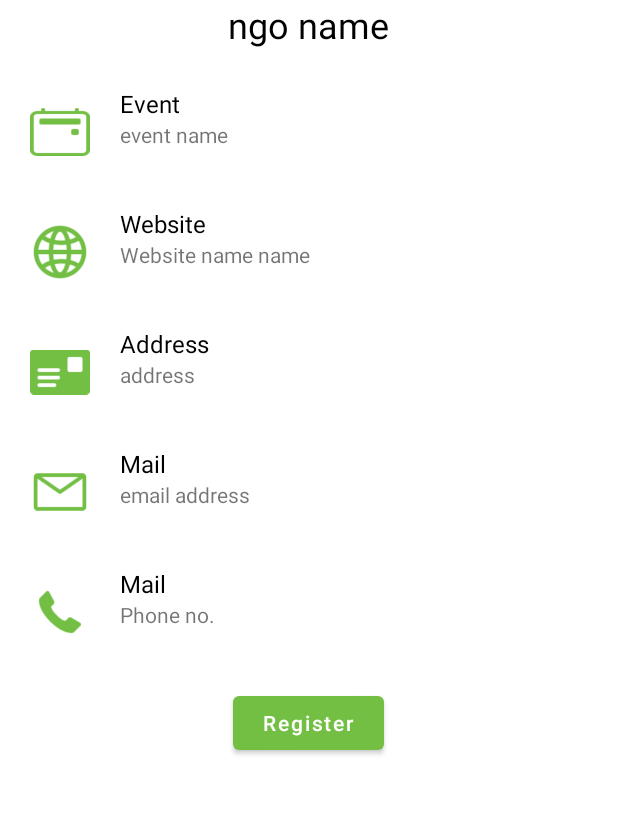
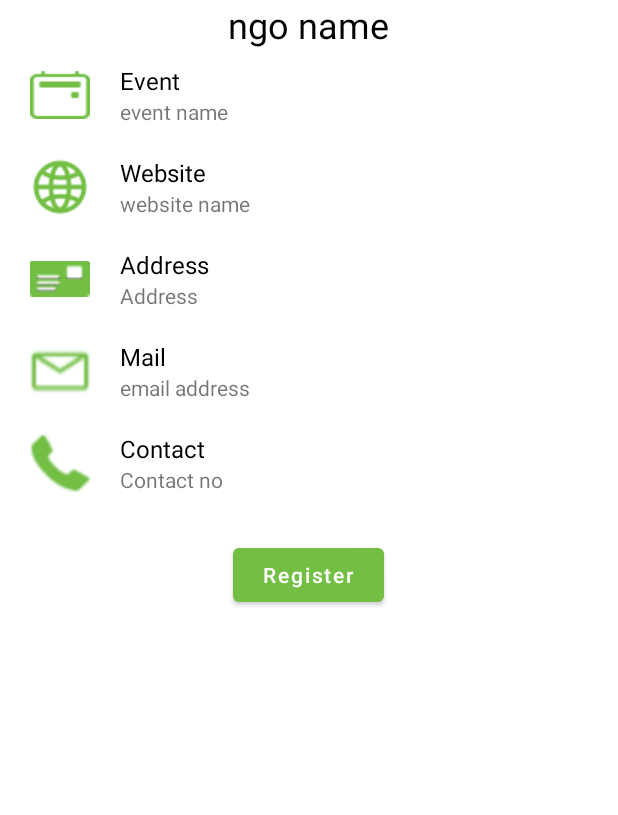
Before and after one commit to khushi2801/Cleandia, an Android app: the NotificationDetail screen opened directly, with no data from a screen before it, on a phone screen of 412 x 824 dp, the part 309-1124 px from its top. Run offline under Robolectric (Android 15) with nearby library versions, the phone set to English and light mode, and no system bars; 1 statement that could not run was skipped.

Commit message:
Initial Commit

```diff
--- a/app/src/main/java/com/example/cleandia/Notification.java
+++ b/app/src/main/java/com/example/cleandia/Notification.java
@@ -75,11 +75,11 @@ public class Notification extends Fragment {
         list = new ArrayList<>();
         list.add(new NotificationModel("25","Jun","Swachhta - Cleanliness drive","Prerna Foundation"));
         list.add(new NotificationModel("02","Jul" , "Lakshya Campaign" ,"SBA NGO"));
-        list.add(new NotificationModel("19","Jul" , "‘Say no to plastic’" ,"Ujjwala Sanstha"));
+        list.add(new NotificationModel("19","Jul" , "'Say no to plastic'" ,"Ujjwala Sanstha"));
         list.add(new NotificationModel("15","Aug" , "Swachhta Rally" ,"Bharat Foundation"));
         list.add(new NotificationModel("19", "Aug","Disposal of Household waste","Keshav NGO"));
         list.add(new NotificationModel("31", "Aug","Mission Clean Gujarat","Nirmala Foundation"));
-        list.add(new NotificationModel("2", "Sep","Nirmal Bharat Abhiyaan","Jyoti NGO"));
+        list.add(new NotificationModel("02", "Sep","Nirmal Bharat Abhiyaan","Jyoti NGO"));
 
         RecyclerView Recycler = view.findViewById(R.id.notification_recycler);
         adapter = new NotificationAdapter(list, getActivity());
--- a/app/src/main/res/layout/activity_notification_detail.xml
+++ b/app/src/main/res/layout/activity_notification_detail.xml
@@ -1,5 +1,5 @@
 <?xml version="1.0" encoding="utf-8"?>
-<LinearLayout xmlns:android="http://schemas.android.com/apk/res/android"
+<RelativeLayout xmlns:android="http://schemas.android.com/apk/res/android"
     xmlns:app="http://schemas.android.com/apk/res-auto"
     xmlns:tools="http://schemas.android.com/tools"
     android:layout_width="match_parent"
@@ -14,42 +14,39 @@
         app:srcCompat="@drawable/ngo_logo" />
 
     <TextView
-        android:id="@+id/ngo"
+        android:id="@+id/ngo_name"
         android:layout_width="wrap_content"
         android:layout_height="wrap_content"
-        android:layout_gravity="center_horizontal"
-        android:text="ngo name"
+        android:layout_below="@id/ngo_logo"
+        android:layout_centerHorizontal="true"
+        android:text="@string/ngo_name"
         android:textColor="#000000"
         android:textSize="24sp" />
 
-    <LinearLayout
+    <RelativeLayout
+        android:id="@+id/event_field"
         android:layout_width="match_parent"
         android:layout_height="wrap_content"
-        android:layout_gravity="clip_horizontal"
-        android:layout_marginLeft="20dp"
-        android:layout_marginTop="25dp"
+        android:layout_below="@id/ngo_name"
+        android:layout_marginHorizontal="20dp"
+        android:layout_marginVertical="10dp"
         android:orientation="horizontal">
 
         <ImageView
-            android:id="@+id/imageView3"
-            android:layout_width="100dp"
-            android:layout_height="60dp"
-            android:layout_marginRight="20dp"
-            android:layout_weight="1"
+            android:id="@+id/event_icon"
+            android:layout_width="wrap_content"
+            android:layout_height="wrap_content"
+            android:layout_centerVertical="true"
+
+            android:layout_marginEnd="20dp"
             app:srcCompat="@drawable/event" />
 
-        <LinearLayout
-            android:layout_width="match_parent"
-            android:layout_height="wrap_content"
-            android:layout_weight="1"
-            android:orientation="vertical">
-
         <TextView
-                android:id="@+id/textView3"
+            android:id="@+id/event_title"
             android:layout_width="wrap_content"
             android:layout_height="wrap_content"
-                android:layout_weight="1"
-                android:text="Event"
+            android:layout_toEndOf="@id/event_icon"
+            android:text="@string/event"
             android:textColor="#000000"
             android:textSize="16sp" />
 
@@ -57,40 +54,36 @@
             android:id="@+id/event"
             android:layout_width="wrap_content"
             android:layout_height="wrap_content"
-                android:layout_weight="1"
-                android:text="event name" />
-        </LinearLayout>
+            android:layout_toEndOf="@id/event_icon"
+            android:layout_below="@id/event_title"
+            android:text="@string/event_name" />
 
-    </LinearLayout>
+    </RelativeLayout>
 
-    <LinearLayout
+    <RelativeLayout
+        android:id="@+id/website_field"
         android:layout_width="match_parent"
         android:layout_height="wrap_content"
-        android:layout_gravity="clip_horizontal"
-        android:layout_marginLeft="20dp"
-        android:layout_marginTop="20dp"
+        android:layout_below="@id/event_field"
+        android:layout_marginHorizontal="20dp"
+        android:layout_marginVertical="10dp"
         android:orientation="horizontal">
 
         <ImageView
             android:id="@+id/website_logo"
-            android:layout_width="100dp"
-            android:layout_height="60dp"
-            android:layout_marginRight="20dp"
-            android:layout_weight="1"
+            android:layout_width="wrap_content"
+            android:layout_height="wrap_content"
+            android:layout_centerVertical="true"
+
+            android:layout_marginEnd="20dp"
             app:srcCompat="@drawable/website" />
 
-        <LinearLayout
-            android:layout_width="match_parent"
-            android:layout_height="wrap_content"
-            android:layout_weight="1"
-            android:orientation="vertical">
-
         <TextView
-                android:id="@+id/textView4"
+            android:id="@+id/website_title"
             android:layout_width="wrap_content"
             android:layout_height="wrap_content"
-                android:layout_weight="1"
-                android:text="Website"
+            android:layout_toEndOf="@id/website_logo"
+            android:text="@string/website"
             android:textColor="#000000"
             android:textSize="16sp" />
 
@@ -98,42 +91,36 @@
             android:id="@+id/website"
             android:layout_width="wrap_content"
             android:layout_height="wrap_content"
-                android:layout_weight="1"
-                android:text="Website name name" />
-        </LinearLayout>
+            android:layout_toEndOf="@id/website_logo"
+            android:layout_below="@id/website_title"
+            android:text="@string/website_name" />
 
-    </LinearLayout>
+    </RelativeLayout>
 
-
-
-    <LinearLayout
+    <RelativeLayout
+        android:id="@+id/address_field"
         android:layout_width="match_parent"
         android:layout_height="wrap_content"
-        android:layout_gravity="clip_horizontal"
-        android:layout_marginLeft="20dp"
-        android:layout_marginTop="20dp"
+        android:layout_below="@id/website_field"
+        android:layout_marginHorizontal="20dp"
+        android:layout_marginVertical="10dp"
         android:orientation="horizontal">
 
         <ImageView
             android:id="@+id/address_logo"
-            android:layout_width="100dp"
-            android:layout_height="60dp"
-            android:layout_marginRight="20dp"
-            android:layout_weight="1"
+            android:layout_width="wrap_content"
+            android:layout_height="wrap_content"
+            android:layout_centerVertical="true"
+
+            android:layout_marginEnd="20dp"
             app:srcCompat="@drawable/address" />
 
-        <LinearLayout
-            android:layout_width="match_parent"
-            android:layout_height="wrap_content"
-            android:layout_weight="1"
-            android:orientation="vertical">
-
         <TextView
-                android:id="@+id/textView7"
+            android:id="@+id/address_title"
             android:layout_width="wrap_content"
             android:layout_height="wrap_content"
-                android:layout_weight="1"
-                android:text="Address"
+            android:layout_toEndOf="@id/address_logo"
+            android:text="@string/address"
             android:textColor="#000000"
             android:textSize="16sp" />
 
@@ -141,40 +128,35 @@
             android:id="@+id/address"
             android:layout_width="wrap_content"
             android:layout_height="wrap_content"
-                android:layout_weight="1"
-                android:text="address" />
-        </LinearLayout>
+            android:layout_toEndOf="@id/address_logo"
+            android:layout_below="@id/address_title"
+            android:text="@string/address" />
+    </RelativeLayout>
 
-    </LinearLayout>
-
-    <LinearLayout
+    <RelativeLayout
+        android:id="@+id/mail_field"
         android:layout_width="match_parent"
         android:layout_height="wrap_content"
-        android:layout_gravity="clip_horizontal"
-        android:layout_marginLeft="20dp"
-        android:layout_marginTop="20dp"
+        android:layout_below="@id/address_field"
+        android:layout_marginHorizontal="20dp"
+        android:layout_marginVertical="10dp"
         android:orientation="horizontal">
 
         <ImageView
             android:id="@+id/mail_logo"
-            android:layout_width="100dp"
-            android:layout_height="60dp"
-            android:layout_marginRight="20dp"
-            android:layout_weight="1"
+            android:layout_width="wrap_content"
+            android:layout_height="wrap_content"
+            android:layout_centerVertical="true"
+
+            android:layout_marginEnd="20dp"
             app:srcCompat="@drawable/mail" />
 
-        <LinearLayout
-            android:layout_width="match_parent"
-            android:layout_height="wrap_content"
-            android:layout_weight="1"
-            android:orientation="vertical">
-
         <TextView
-                android:id="@+id/textView8"
+            android:id="@+id/mail_title"
             android:layout_width="wrap_content"
             android:layout_height="wrap_content"
-                android:layout_weight="1"
-                android:text="Mail"
+            android:layout_toEndOf="@id/mail_logo"
+            android:text="@string/mail"
             android:textColor="#000000"
             android:textSize="16sp" />
 
@@ -182,59 +164,55 @@
             android:id="@+id/mail"
             android:layout_width="wrap_content"
             android:layout_height="wrap_content"
-                android:layout_weight="1"
-                android:text="email address" />
-        </LinearLayout>
-    </LinearLayout>
+            android:layout_toEndOf="@+id/mail_logo"
+            android:layout_below="@id/mail_title"
+            android:text="@string/email_address" />
+    </RelativeLayout>
 
-    <LinearLayout
+    <RelativeLayout
+        android:id="@+id/contact_field"
         android:layout_width="match_parent"
         android:layout_height="wrap_content"
-        android:layout_gravity="clip_horizontal"
-        android:layout_marginLeft="20dp"
-        android:layout_marginTop="20dp"
+        android:layout_below="@id/mail_field"
+        android:layout_marginHorizontal="20dp"
+        android:layout_marginVertical="10dp"
         android:orientation="horizontal">
 
         <ImageView
-            android:id="@+id/phone_logo"
-            android:layout_width="100dp"
-            android:layout_height="60dp"
-            android:layout_marginRight="20dp"
-            android:layout_weight="1"
-            app:srcCompat="@drawable/phone" />
-
-        <LinearLayout
-            android:layout_width="match_parent"
+            android:id="@+id/contact_logo"
+            android:layout_width="wrap_content"
             android:layout_height="wrap_content"
-            android:layout_weight="1"
-            android:orientation="vertical">
+            android:layout_centerVertical="true"
+            android:layout_marginEnd="20dp"
+            app:srcCompat="@drawable/contact" />
 
         <TextView
-                android:id="@+id/textView9"
+            android:id="@+id/contact_title"
             android:layout_width="wrap_content"
             android:layout_height="wrap_content"
-                android:layout_weight="1"
-                android:text="Mail"
+            android:layout_toEndOf="@id/contact_logo"
+            android:text="@string/contact"
             android:textColor="#000000"
             android:textSize="16sp" />
 
         <TextView
-                android:id="@+id/phone"
+            android:id="@+id/contact"
             android:layout_width="wrap_content"
             android:layout_height="wrap_content"
-                android:layout_weight="1"
-                android:text="Phone no." />
-        </LinearLayout>
-    </LinearLayout>
+            android:layout_toEndOf="@id/contact_logo"
+            android:layout_below="@id/contact_title"
+            android:text="@string/contact_no" />
+    </RelativeLayout>
 
     <Button
         android:id="@+id/eventRegister"
         android:layout_width="wrap_content"
         android:layout_height="wrap_content"
-        android:layout_gravity="center_horizontal"
+        android:layout_below="@id/contact_field"
+        android:layout_centerHorizontal="true"
         android:layout_marginTop="20dp"
         android:paddingLeft="20dp"
         android:paddingRight="20dp"
-        android:text="Register"
+        android:text="@string/register"
         android:textAllCaps="false" />
-</LinearLayout>
+</RelativeLayout>
--- a/app/src/main/res/layout/sample_notification.xml
+++ b/app/src/main/res/layout/sample_notification.xml
@@ -15,22 +15,26 @@
         app:cardCornerRadius="5dp"
         app:cardElevation="5dp">
 
-        <LinearLayout
+        <RelativeLayout
             android:layout_width="match_parent"
             android:layout_height="match_parent"
-            android:orientation="horizontal">
+            android:gravity="center_vertical"
+            android:layout_marginHorizontal="10dp"
+            android:orientation="vertical">
 
-            <RelativeLayout
-                android:layout_width="match_parent"
-                android:layout_height="wrap_content"
-                android:layout_gravity="center_vertical"
-                android:orientation="vertical">
+            <LinearLayout
+                android:id="@+id/event_time"
+                android:layout_width="wrap_content"
+                android:layout_height="match_parent"
+                android:orientation="vertical"
+                android:gravity="center_vertical">
 
                 <TextView
                     android:id="@+id/event_date"
                     android:layout_width="wrap_content"
                     android:layout_height="wrap_content"
                     android:layout_marginBottom="10dp"
+                    android:layout_gravity="center_horizontal"
                     android:textSize="20sp"
                     android:textStyle="bold"
                     tools:text="event_date" />
@@ -39,18 +43,25 @@
                     android:id="@+id/event_month"
                     android:layout_width="wrap_content"
                     android:layout_height="wrap_content"
-                    android:layout_below="@id/event_date"
                     android:textAllCaps="true"
                     android:textSize="20sp"
                     android:textStyle="bold"
                     tools:text="event_month" />
 
+            </LinearLayout>
+
+            <LinearLayout
+                android:layout_width="match_parent"
+                android:layout_height="match_parent"
+                android:layout_toEndOf="@id/event_time"
+                android:orientation="vertical"
+                android:gravity="center_vertical"
+                android:layout_marginHorizontal="10dp">
+
                 <TextView
                     android:id="@+id/event_name"
                     android:layout_width="match_parent"
                     android:layout_height="wrap_content"
-                    android:layout_toEndOf="@id/event_month"
-                    android:layout_toStartOf="@id/more_info"
                     android:layout_marginBottom="8dp"
                     android:textColor="#000000"
                     android:textSize="18sp"
@@ -60,23 +71,19 @@
                     android:id="@+id/ngo_name"
                     android:layout_width="match_parent"
                     android:layout_height="wrap_content"
-                    android:layout_below="@id/event_name"
-                    android:layout_toEndOf="@id/event_month"
-                    android:layout_toStartOf="@id/more_info"
-                    android:textSize="14sp"
+                    android:textSize="15sp"
                     tools:text="ngo_name" />
+
+            </LinearLayout>
 
             <ImageView
                 android:id="@+id/more_info"
                 android:layout_width="wrap_content"
                 android:layout_height="wrap_content"
-                    android:layout_gravity="center_vertical"
+                android:layout_centerVertical="true"
                 android:layout_alignParentEnd="true"
                 app:srcCompat="@drawable/arrow" />
         </RelativeLayout>
 
-        </LinearLayout>
-
-
     </androidx.cardview.widget.CardView>
 </LinearLayout>
--- a/app/src/main/res/values/strings.xml
+++ b/app/src/main/res/values/strings.xml
@@ -37,4 +37,15 @@
     <string name="time">time</string>
     <string name="confirmed">Confirmed</string>
     <string name="comments">Comments</string>
+    <string name="ngo_name">ngo name</string>
+    <string name="event">Event</string>
+    <string name="event_name">event name</string>
+    <string name="website">Website</string>
+    <string name="website_name">website name</string>
+    <string name="address">Address</string>
+    <string name="mail">Mail</string>
+    <string name="email_address">email address</string>
+    <string name="contact">Contact</string>
+    <string name="contact_no">Contact no</string>
+    <string name="register">Register</string>
 </resources>
```
Also changed, not shown: app/src/main/res/drawable-v24/arrow.png, app/src/main/res/drawable/address.png, app/src/main/res/drawable/contact.png (added), app/src/main/res/drawable/event.png, app/src/main/res/drawable/mail.png, app/src/main/res/drawable/phone.png (deleted), app/src/main/res/drawable/website.png. Lines whose indentation alone changed are shown as unchanged.
